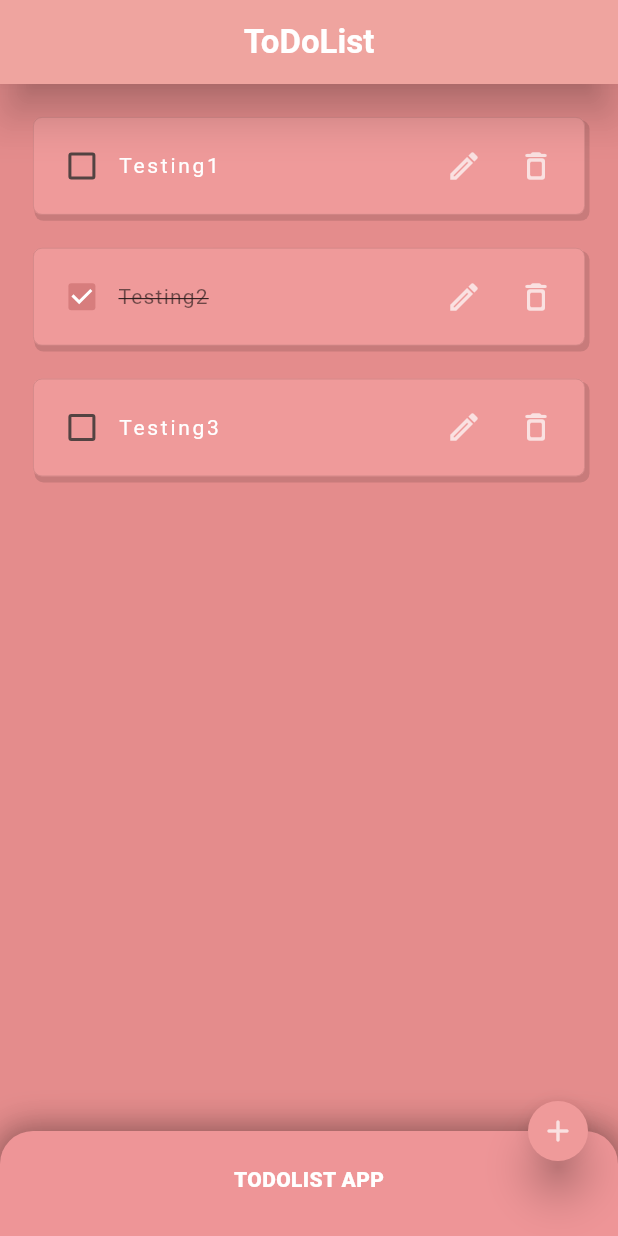
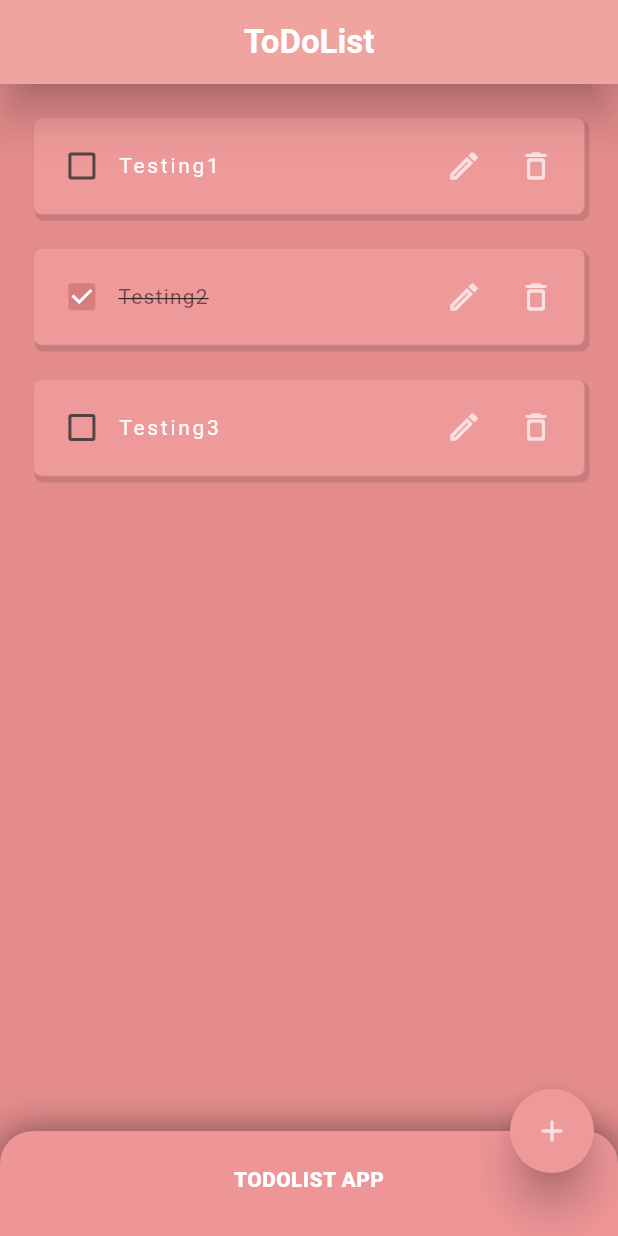
Before and after one commit to SarthakMohanty1965/CODSOFT, a Flutter app: the screen it shows after launch, on a phone screen of 412 x 824 dp. Run offline on Flutter 3.47's test engine with Material 3 defaults, Android fonts, the phone set to English and light mode, and no system bars.

Commit message:
Updated User Experience

```diff
--- a/task_02/lib/main.dart
+++ b/task_02/lib/main.dart
@@ -178,7 +178,7 @@ class _MyHomePageState extends State<MyHomePage> {
         elevation: 12,
         shape: const CircleBorder(),
         tooltip: 'Add Task',
-        mini: true,
+
         backgroundColor: Colors.red.shade200,
         child: const Icon(
           Icons.add_rounded,
--- a/task_02/lib/todo_list.dart
+++ b/task_02/lib/todo_list.dart
@@ -1,6 +1,4 @@
-import 'package:flutter/cupertino.dart';
 import 'package:flutter/material.dart';
-import 'package:flutter/widgets.dart';
 
 class ToDoList extends StatelessWidget {
   late final String taskName;
@@ -23,13 +21,13 @@ class ToDoList extends StatelessWidget {
     return Padding(
       padding: const EdgeInsets.only(top: 22, left: 22, right: 22),
       child: Container(
-        padding: EdgeInsets.all(8),
+        padding: const EdgeInsets.all(8),
         decoration: BoxDecoration(
             color: Colors.red.shade200,
             border: Border.all(width: 0.6, color: Colors.black12),
             borderRadius: BorderRadius.circular(6),
             boxShadow: [
-              BoxShadow(
+              const BoxShadow(
                 offset: Offset(2, 3),
                 spreadRadius: 1,
                 color: Colors.black12,
@@ -38,7 +36,7 @@ class ToDoList extends StatelessWidget {
         child: Row(
           children: [
             Checkbox(
-                activeColor: Color.fromARGB(255, 215, 125, 125),
+                activeColor: const Color.fromARGB(255, 215, 125, 125),
                 value: taskCompleted,
                 onChanged: onChanged),
             Expanded(
@@ -54,10 +52,10 @@ class ToDoList extends StatelessWidget {
             ),
             Tooltip(
               message: "Edit Task",
-                child: IconButton(onPressed: onEdit, icon: Icon(Icons.edit_outlined,color: Colors.white70,))),
+                child: IconButton(onPressed: onEdit, icon: const Icon(Icons.edit_outlined,color: Colors.white70,))),
             Tooltip(
               message: "Delete Task",
-                child: IconButton(onPressed: onDelete, icon: Icon(Icons.delete_outline_rounded,color: Colors.white70,)))
+                child: IconButton(onPressed: onDelete, icon: const Icon(Icons.delete_outline_rounded,color: Colors.white70,)))
           ],
         ),
       ),
```
